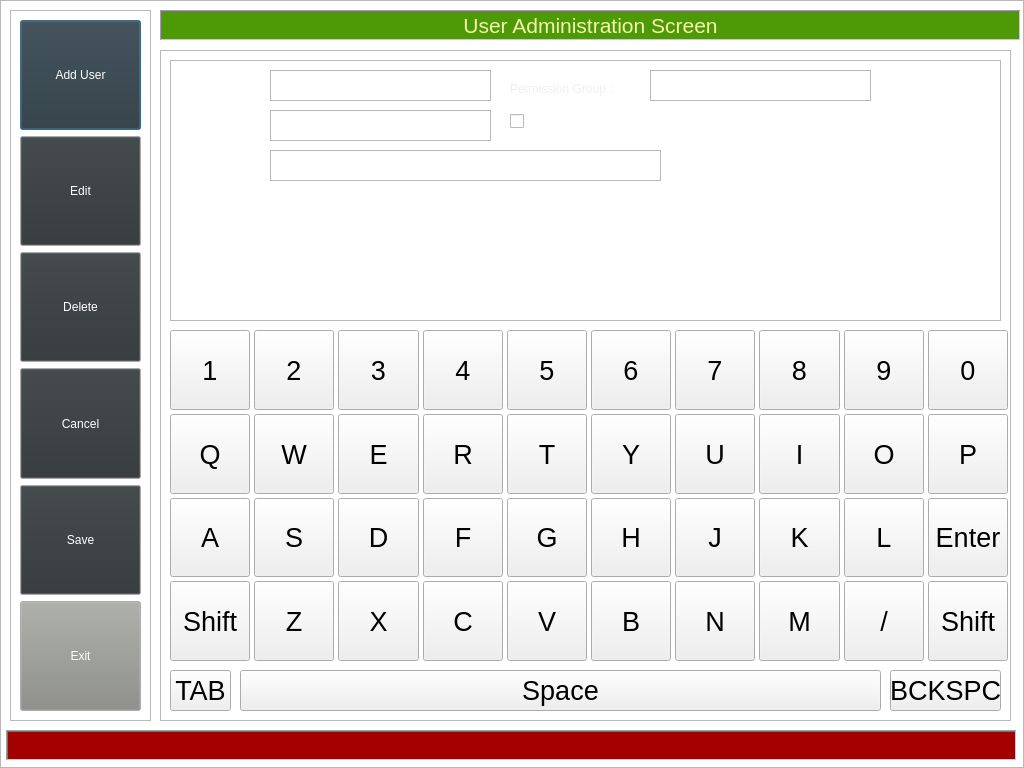
The window that user_screen.ui (swodaemkram/aces) describes before a commit, drawn with Qt 5.
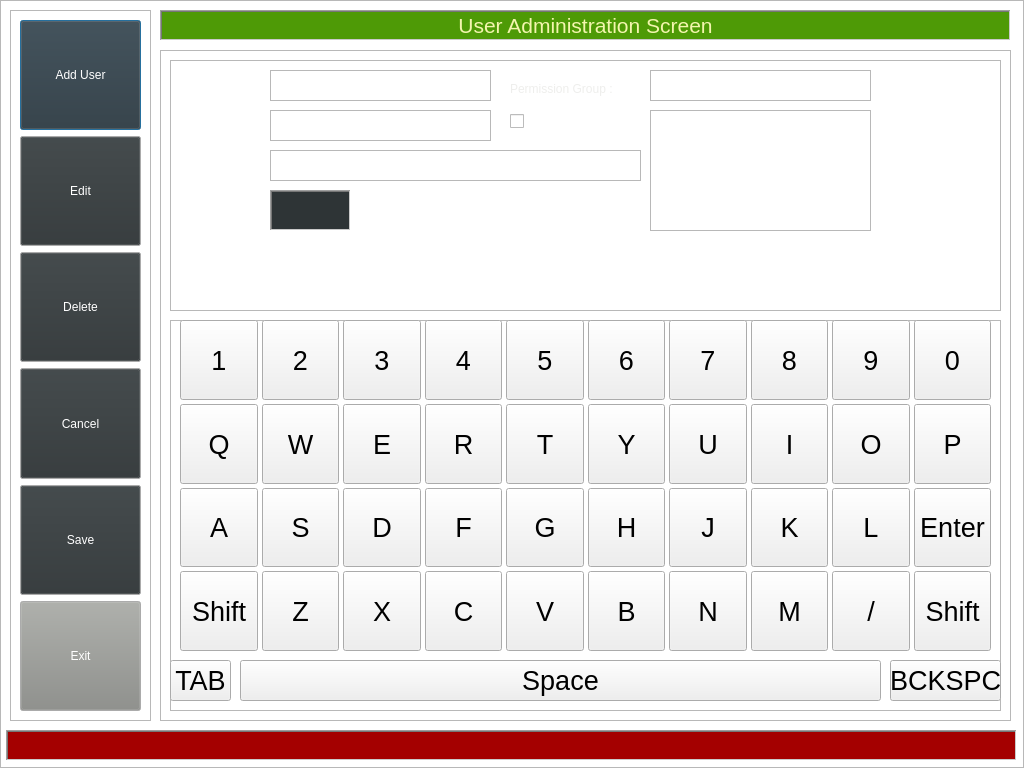
The same window after the commit. Icons and pictures are not drawn.

Commit message: Just abut finished with user editor

What changed in the file:
```diff
--- a/user_screen.ui
+++ b/user_screen.ui
@@ -34,7 +34,7 @@
     <rect>
      <x>160</x>
      <y>10</y>
-     <width>861</width>
+     <width>851</width>
      <height>31</height>
     </rect>
    </property>
@@ -718,7 +718,7 @@
       <x>10</x>
       <y>10</y>
       <width>831</width>
-      <height>261</height>
+      <height>251</height>
      </rect>
     </property>
     <property name="frameShape">
@@ -956,10 +956,53 @@
       <rect>
        <x>100</x>
        <y>90</y>
-       <width>391</width>
+       <width>371</width>
        <height>31</height>
       </rect>
      </property>
+     <property name="palette">
+      <palette>
+       <active>
+        <colorrole role="Base">
+         <brush brushstyle="SolidPattern">
+          <color alpha="255">
+           <red>255</red>
+           <green>255</green>
+           <blue>255</blue>
+          </color>
+         </brush>
+        </colorrole>
+       </active>
+       <inactive>
+        <colorrole role="Base">
+         <brush brushstyle="SolidPattern">
+          <color alpha="255">
+           <red>255</red>
+           <green>255</green>
+           <blue>255</blue>
+          </color>
+         </brush>
+        </colorrole>
+       </inactive>
+       <disabled>
+        <colorrole role="Base">
+         <brush brushstyle="SolidPattern">
+          <color alpha="255">
+           <red>239</red>
+           <green>235</green>
+           <blue>231</blue>
+          </color>
+         </brush>
+        </colorrole>
+       </disabled>
+      </palette>
+     </property>
+     <property name="acceptDrops">
+      <bool>true</bool>
+     </property>
+     <property name="autoFillBackground">
+      <bool>false</bool>
+     </property>
     </widget>
     <widget class="QLabel" name="label_6">
      <property name="geometry">
@@ -1074,7 +1117,7 @@
     <widget class="QPushButton" name="pushButton_50">
      <property name="geometry">
       <rect>
-       <x>280</x>
+       <x>210</x>
        <y>160</y>
        <width>121</width>
        <height>91</height>
@@ -1164,7 +1207,7 @@
     <widget class="QPushButton" name="pushButton_51">
      <property name="geometry">
       <rect>
-       <x>410</x>
+       <x>500</x>
        <y>160</y>
        <width>121</width>
        <height>91</height>
@@ -1254,8 +1297,8 @@
     <widget class="QLabel" name="label_7">
      <property name="geometry">
       <rect>
-       <x>150</x>
-       <y>190</y>
+       <x>70</x>
+       <y>200</y>
        <width>151</width>
        <height>20</height>
       </rect>
@@ -1324,6 +1367,13 @@
        </disabled>
       </palette>
      </property>
+     <property name="font">
+      <font>
+       <family>Ubuntu Condensed</family>
+       <weight>75</weight>
+       <bold>true</bold>
+      </font>
+     </property>
      <property name="text">
       <string>Backward In Database</string>
      </property>
@@ -1331,8 +1381,8 @@
     <widget class="QLabel" name="label_8">
      <property name="geometry">
       <rect>
-       <x>510</x>
-       <y>190</y>
+       <x>620</x>
+       <y>200</y>
        <width>141</width>
        <height>17</height>
       </rect>
@@ -1374,17 +1424,539 @@
        </disabled>
       </palette>
      </property>
+     <property name="font">
+      <font>
+       <family>Ubuntu Condensed</family>
+       <weight>75</weight>
+       <bold>true</bold>
+      </font>
+     </property>
      <property name="text">
       <string>Forward in Database</string>
      </property>
     </widget>
+    <widget class="QLabel" name="label_9">
+     <property name="geometry">
+      <rect>
+       <x>310</x>
+       <y>190</y>
+       <width>201</width>
+       <height>41</height>
+      </rect>
+     </property>
+     <property name="palette">
+      <palette>
+       <active>
+        <colorrole role="WindowText">
+         <brush brushstyle="SolidPattern">
+          <color alpha="255">
+           <red>255</red>
+           <green>255</green>
+           <blue>255</blue>
+          </color>
+         </brush>
+        </colorrole>
+        <colorrole role="Button">
+         <brush brushstyle="SolidPattern">
+          <color alpha="255">
+           <red>173</red>
+           <green>127</green>
+           <blue>168</blue>
+          </color>
+         </brush>
+        </colorrole>
+        <colorrole role="Base">
+         <brush brushstyle="SolidPattern">
+          <color alpha="255">
+           <red>173</red>
+           <green>127</green>
+           <blue>168</blue>
+          </color>
+         </brush>
+        </colorrole>
+        <colorrole role="Window">
+         <brush brushstyle="SolidPattern">
+          <color alpha="255">
+           <red>173</red>
+           <green>127</green>
+           <blue>168</blue>
+          </color>
+         </brush>
+        </colorrole>
+       </active>
+       <inactive>
+        <colorrole role="WindowText">
+         <brush brushstyle="SolidPattern">
+          <color alpha="255">
+           <red>255</red>
+           <green>255</green>
+           <blue>255</blue>
+          </color>
+         </brush>
+        </colorrole>
+        <colorrole role="Button">
+         <brush brushstyle="SolidPattern">
+          <color alpha="255">
+           <red>173</red>
+           <green>127</green>
+           <blue>168</blue>
+          </color>
+         </brush>
+        </colorrole>
+        <colorrole role="Base">
+         <brush brushstyle="SolidPattern">
+          <color alpha="255">
+           <red>173</red>
+           <green>127</green>
+           <blue>168</blue>
+          </color>
+         </brush>
+        </colorrole>
+        <colorrole role="Window">
+         <brush brushstyle="SolidPattern">
+          <color alpha="255">
+           <red>173</red>
+           <green>127</green>
+           <blue>168</blue>
+          </color>
+         </brush>
+        </colorrole>
+       </inactive>
+       <disabled>
+        <colorrole role="WindowText">
+         <brush brushstyle="SolidPattern">
+          <color alpha="255">
+           <red>190</red>
+           <green>190</green>
+           <blue>190</blue>
+          </color>
+         </brush>
+        </colorrole>
+        <colorrole role="Button">
+         <brush brushstyle="SolidPattern">
+          <color alpha="255">
+           <red>173</red>
+           <green>127</green>
+           <blue>168</blue>
+          </color>
+         </brush>
+        </colorrole>
+        <colorrole role="Base">
+         <brush brushstyle="SolidPattern">
+          <color alpha="255">
+           <red>173</red>
+           <green>127</green>
+           <blue>168</blue>
+          </color>
+         </brush>
+        </colorrole>
+        <colorrole role="Window">
+         <brush brushstyle="SolidPattern">
+          <color alpha="255">
+           <red>173</red>
+           <green>127</green>
+           <blue>168</blue>
+          </color>
+         </brush>
+        </colorrole>
+       </disabled>
+      </palette>
+     </property>
+     <property name="font">
+      <font>
+       <family>URW Bookman L</family>
+       <pointsize>20</pointsize>
+       <weight>75</weight>
+       <bold>true</bold>
+      </font>
+     </property>
+     <property name="text">
+      <string>0</string>
+     </property>
+     <property name="alignment">
+      <set>Qt::AlignCenter</set>
+     </property>
+    </widget>
+    <widget class="QLabel" name="label_10">
+     <property name="geometry">
+      <rect>
+       <x>30</x>
+       <y>140</y>
+       <width>67</width>
+       <height>21</height>
+      </rect>
+     </property>
+     <property name="palette">
+      <palette>
+       <active>
+        <colorrole role="WindowText">
+         <brush brushstyle="SolidPattern">
+          <color alpha="255">
+           <red>255</red>
+           <green>255</green>
+           <blue>255</blue>
+          </color>
+         </brush>
+        </colorrole>
+        <colorrole role="Text">
+         <brush brushstyle="SolidPattern">
+          <color alpha="255">
+           <red>255</red>
+           <green>255</green>
+           <blue>255</blue>
+          </color>
+         </brush>
+        </colorrole>
+        <colorrole role="ButtonText">
+         <brush brushstyle="SolidPattern">
+          <color alpha="255">
+           <red>255</red>
+           <green>255</green>
+           <blue>255</blue>
+          </color>
+         </brush>
+        </colorrole>
+       </active>
+       <inactive>
+        <colorrole role="WindowText">
+         <brush brushstyle="SolidPattern">
+          <color alpha="255">
+           <red>255</red>
+           <green>255</green>
+           <blue>255</blue>
+          </color>
+         </brush>
+        </colorrole>
+        <colorrole role="Text">
+         <brush brushstyle="SolidPattern">
+          <color alpha="255">
+           <red>255</red>
+           <green>255</green>
+           <blue>255</blue>
+          </color>
+         </brush>
+        </colorrole>
+        <colorrole role="ButtonText">
+         <brush brushstyle="SolidPattern">
+          <color alpha="255">
+           <red>255</red>
+           <green>255</green>
+           <blue>255</blue>
+          </color>
+         </brush>
+        </colorrole>
+       </inactive>
+       <disabled>
+        <colorrole role="WindowText">
+         <brush brushstyle="SolidPattern">
+          <color alpha="255">
+           <red>190</red>
+           <green>190</green>
+           <blue>190</blue>
+          </color>
+         </brush>
+        </colorrole>
+        <colorrole role="Text">
+         <brush brushstyle="SolidPattern">
+          <color alpha="255">
+           <red>190</red>
+           <green>190</green>
+           <blue>190</blue>
+          </color>
+         </brush>
+        </colorrole>
+        <colorrole role="ButtonText">
+         <brush brushstyle="SolidPattern">
+          <color alpha="255">
+           <red>190</red>
+           <green>190</green>
+           <blue>190</blue>
+          </color>
+         </brush>
+        </colorrole>
+       </disabled>
+      </palette>
+     </property>
+     <property name="text">
+      <string>USER ID :</string>
+     </property>
+    </widget>
+    <widget class="QLabel" name="label_11">
+     <property name="geometry">
+      <rect>
+       <x>100</x>
+       <y>130</y>
+       <width>81</width>
+       <height>41</height>
+      </rect>
+     </property>
+     <property name="palette">
+      <palette>
+       <active>
+        <colorrole role="WindowText">
+         <brush brushstyle="SolidPattern">
+          <color alpha="255">
+           <red>186</red>
+           <green>189</green>
+           <blue>182</blue>
+          </color>
+         </brush>
+        </colorrole>
+        <colorrole role="Text">
+         <brush brushstyle="SolidPattern">
+          <color alpha="255">
+           <red>203</red>
+           <green>199</green>
+           <blue>196</blue>
+          </color>
+         </brush>
+        </colorrole>
+        <colorrole role="ButtonText">
+         <brush brushstyle="SolidPattern">
+          <color alpha="255">
+           <red>203</red>
+           <green>199</green>
+           <blue>196</blue>
+          </color>
+         </brush>
+        </colorrole>
+        <colorrole role="Base">
+         <brush brushstyle="SolidPattern">
+          <color alpha="255">
+           <red>118</red>
+           <green>116</green>
+           <blue>114</blue>
+          </color>
+         </brush>
+        </colorrole>
+        <colorrole role="Window">
+         <brush brushstyle="SolidPattern">
+          <color alpha="255">
+           <red>46</red>
+           <green>52</green>
+           <blue>54</blue>
+          </color>
+         </brush>
+        </colorrole>
+       </active>
+       <inactive>
+        <colorrole role="WindowText">
+         <brush brushstyle="SolidPattern">
+          <color alpha="255">
+           <red>186</red>
+           <green>189</green>
+           <blue>182</blue>
+          </color>
+         </brush>
+        </colorrole>
+        <colorrole role="Text">
+         <brush brushstyle="SolidPattern">
+          <color alpha="255">
+           <red>203</red>
+           <green>199</green>
+           <blue>196</blue>
+          </color>
+         </brush>
+        </colorrole>
+        <colorrole role="ButtonText">
+         <brush brushstyle="SolidPattern">
+          <color alpha="255">
+           <red>203</red>
+           <green>199</green>
+           <blue>196</blue>
+          </color>
+         </brush>
+        </colorrole>
+        <colorrole role="Base">
+         <brush brushstyle="SolidPattern">
+          <color alpha="255">
+           <red>118</red>
+           <green>116</green>
+           <blue>114</blue>
+          </color>
+         </brush>
+        </colorrole>
+        <colorrole role="Window">
+         <brush brushstyle="SolidPattern">
+          <color alpha="255">
+           <red>46</red>
+           <green>52</green>
+           <blue>54</blue>
+          </color>
+         </brush>
+        </colorrole>
+       </inactive>
+       <disabled>
+        <colorrole role="WindowText">
+         <brush brushstyle="SolidPattern">
+          <color alpha="255">
+           <red>190</red>
+           <green>190</green>
+           <blue>190</blue>
+          </color>
+         </brush>
+        </colorrole>
+        <colorrole role="Text">
+         <brush brushstyle="SolidPattern">
+          <color alpha="255">
+           <red>190</red>
+           <green>190</green>
+           <blue>190</blue>
+          </color>
+         </brush>
+        </colorrole>
+        <colorrole role="ButtonText">
+         <brush brushstyle="SolidPattern">
+          <color alpha="255">
+           <red>190</red>
+           <green>190</green>
+           <blue>190</blue>
+          </color>
+         </brush>
+        </colorrole>
+        <colorrole role="Base">
+         <brush brushstyle="SolidPattern">
+          <color alpha="255">
+           <red>46</red>
+           <green>52</green>
+           <blue>54</blue>
+          </color>
+         </brush>
+        </colorrole>
+        <colorrole role="Window">
+         <brush brushstyle="SolidPattern">
+          <color alpha="255">
+           <red>46</red>
+           <green>52</green>
+           <blue>54</blue>
+          </color>
+         </brush>
+        </colorrole>
+       </disabled>
+      </palette>
+     </property>
+     <property name="font">
+      <font>
+       <family>URW Bookman L</family>
+       <pointsize>12</pointsize>
+       <weight>75</weight>
+       <bold>true</bold>
+      </font>
+     </property>
+     <property name="autoFillBackground">
+      <bool>true</bool>
+     </property>
+     <property name="frameShape">
+      <enum>QFrame::WinPanel</enum>
+     </property>
+     <property name="frameShadow">
+      <enum>QFrame::Sunken</enum>
+     </property>
+     <property name="text">
+      <string/>
+     </property>
+     <property name="alignment">
+      <set>Qt::AlignRight|Qt::AlignTrailing|Qt::AlignVCenter</set>
+     </property>
+    </widget>
+    <widget class="QListWidget" name="listWidget">
+     <property name="geometry">
+      <rect>
+       <x>480</x>
+       <y>50</y>
+       <width>221</width>
+       <height>121</height>
+      </rect>
+     </property>
+     <property name="focusPolicy">
+      <enum>Qt::NoFocus</enum>
+     </property>
+    </widget>
+   </widget>
+   <widget class="QFrame" name="frame_4">
+    <property name="geometry">
+     <rect>
+      <x>10</x>
+      <y>270</y>
+      <width>831</width>
+      <height>391</height>
+     </rect>
+    </property>
+    <property name="frameShape">
+     <enum>QFrame::StyledPanel</enum>
+    </property>
+    <property name="frameShadow">
+     <enum>QFrame::Raised</enum>
+    </property>
+    <widget class="QPushButton" name="pushButton_47">
+     <property name="geometry">
+      <rect>
+       <x>0</x>
+       <y>340</y>
+       <width>61</width>
+       <height>41</height>
+      </rect>
+     </property>
+     <property name="font">
+      <font>
+       <pointsize>20</pointsize>
+      </font>
+     </property>
+     <property name="focusPolicy">
+      <enum>Qt::NoFocus</enum>
+     </property>
+     <property name="text">
+      <string>TAB</string>
+     </property>
+    </widget>
+    <widget class="QPushButton" name="pushButton_45">
+     <property name="geometry">
+      <rect>
+       <x>70</x>
+       <y>340</y>
+       <width>641</width>
+       <height>41</height>
+      </rect>
+     </property>
+     <property name="font">
+      <font>
+       <pointsize>20</pointsize>
+      </font>
+     </property>
+     <property name="focusPolicy">
+      <enum>Qt::NoFocus</enum>
+     </property>
+     <property name="text">
+      <string>Space</string>
+     </property>
+    </widget>
+    <widget class="QPushButton" name="pushButton_48">
+     <property name="geometry">
+      <rect>
+       <x>720</x>
+       <y>340</y>
+       <width>111</width>
+       <height>41</height>
+      </rect>
+     </property>
+     <property name="font">
+      <font>
+       <pointsize>20</pointsize>
+      </font>
+     </property>
+     <property name="focusPolicy">
+      <enum>Qt::NoFocus</enum>
+     </property>
+     <property name="text">
+      <string>BCKSPC</string>
+     </property>
    </widget>
    <widget class="QWidget" name="gridLayoutWidget">
     <property name="geometry">
      <rect>
       <x>10</x>
-      <y>280</y>
-      <width>838</width>
+       <y>0</y>
+       <width>811</width>
       <height>331</height>
      </rect>
     </property>
@@ -2123,59 +2695,6 @@
      </item>
     </layout>
    </widget>
-   <widget class="QPushButton" name="pushButton_45">
-    <property name="geometry">
-     <rect>
-      <x>80</x>
-      <y>620</y>
-      <width>641</width>
-      <height>41</height>
-     </rect>
-    </property>
-    <property name="font">
-     <font>
-      <pointsize>20</pointsize>
-     </font>
-    </property>
-    <property name="text">
-     <string>Space</string>
-    </property>
-   </widget>
-   <widget class="QPushButton" name="pushButton_47">
-    <property name="geometry">
-     <rect>
-      <x>10</x>
-      <y>620</y>
-      <width>61</width>
-      <height>41</height>
-     </rect>
-    </property>
-    <property name="font">
-     <font>
-      <pointsize>20</pointsize>
-     </font>
-    </property>
-    <property name="text">
-     <string>TAB</string>
-    </property>
-   </widget>
-   <widget class="QPushButton" name="pushButton_48">
-    <property name="geometry">
-     <rect>
-      <x>730</x>
-      <y>620</y>
-      <width>111</width>
-      <height>41</height>
-     </rect>
-    </property>
-    <property name="font">
-     <font>
-      <pointsize>20</pointsize>
-     </font>
-    </property>
-    <property name="text">
-     <string>BCKSPC</string>
-    </property>
    </widget>
   </widget>
   <widget class="QLabel" name="label_2">
```
Left out of the diff: 144 changed lines with no effect on the pictures. Lines whose indentation alone changed are shown as unchanged. The commit also changes 3 other files.
